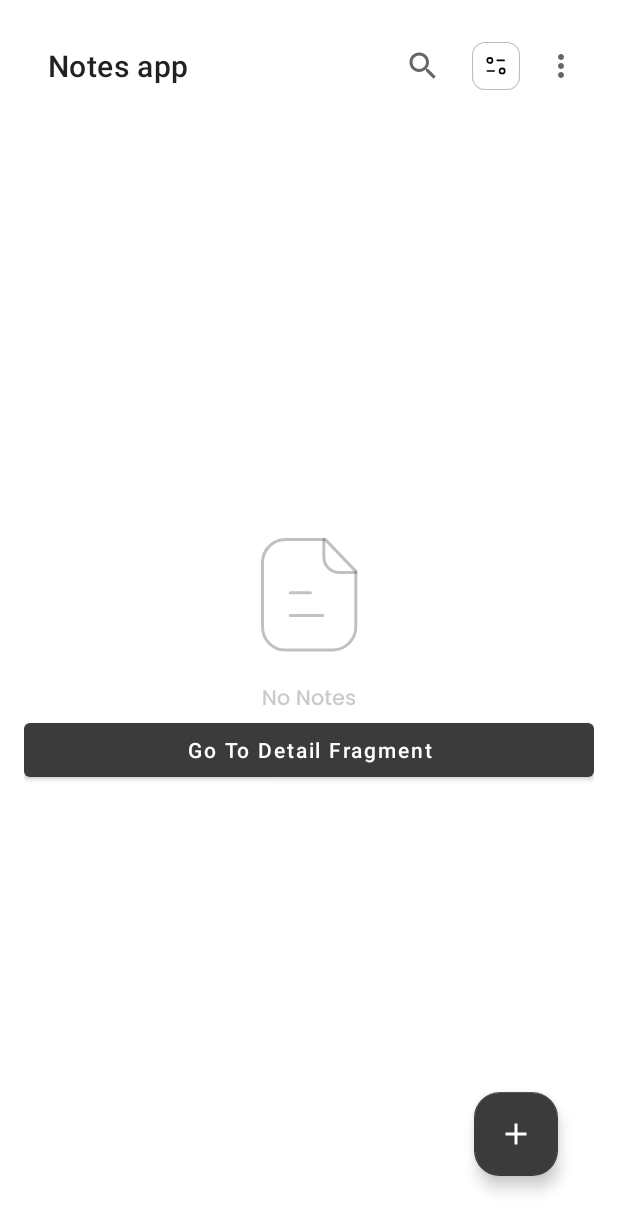
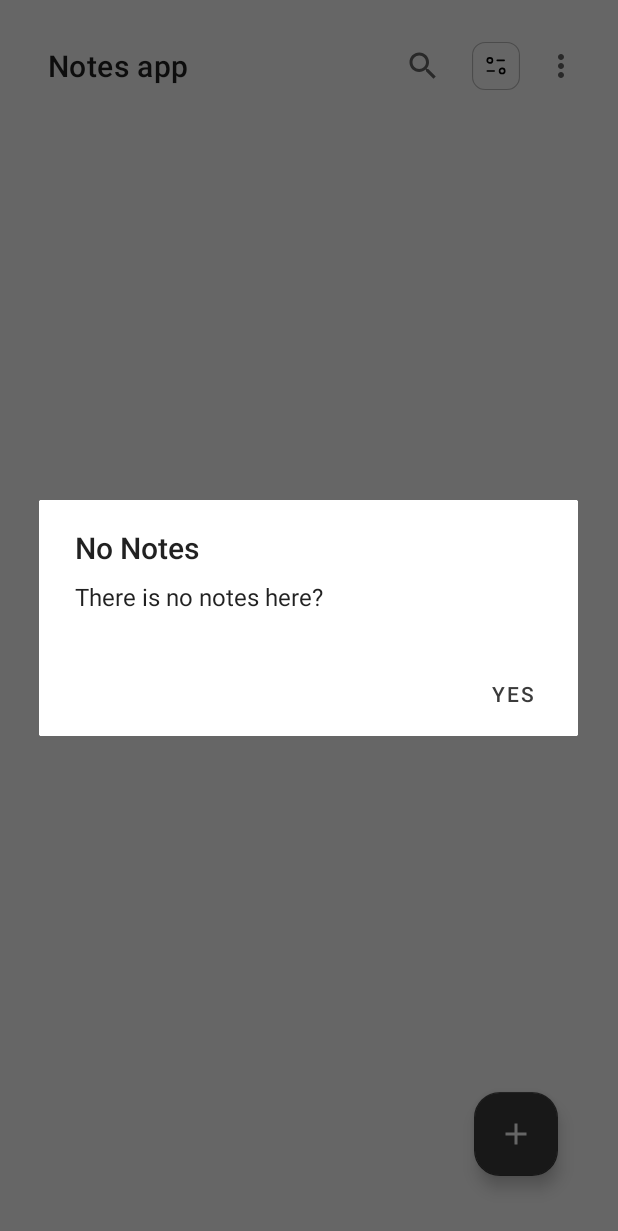
Before and after one commit to salehrashid/NoteApp, an Android app: the screen it shows after launch (MainActivity), in the options menu, after a tap on "Delete All", on a phone screen of 412 x 824 dp. Shown: the top 1231 px of the screen. Run offline under Robolectric (Android 15) with nearby library versions, the phone set to English and light mode, and no system bars; our stand-ins replace Room's generated code, navigation-ui.

Commit message:
update delete note

```diff
--- a/app/src/main/java/com/app/notesapp/data/NotesRepository.kt
+++ b/app/src/main/java/com/app/notesapp/data/NotesRepository.kt
@@ -7,8 +7,22 @@ import com.app.notesapp.data.local.room.NotesDao
 class NotesRepository(private val notesDao: NotesDao) {
 
     val getAllNotes: LiveData<List<Notes>> = notesDao.getAllNotes()
+    val sortByHighPriority: LiveData<List<Notes>> = notesDao.sortByHighPriority()
+    val sortByLowPriority: LiveData<List<Notes>> = notesDao.sortByLowPriority()
 
     suspend fun insertNotes(notes: Notes){
         notesDao.addNote(notes)
     }
+
+    fun searchNotesByQuery(query: String): LiveData<List<Notes>>{
+        return notesDao.searchNoteByQuery(query)
+    }
+
+    suspend fun deleteAllData(){
+        notesDao.deleteAllData()
+    }
+
+    suspend fun deleteNote(notes: Notes){
+        notesDao.deleteNote(notes)
+    }
 }
--- a/app/src/main/java/com/app/notesapp/data/local/room/NotesDao.kt
+++ b/app/src/main/java/com/app/notesapp/data/local/room/NotesDao.kt
@@ -2,6 +2,7 @@ package com.app.notesapp.data.local.room
 
 import androidx.lifecycle.LiveData
 import androidx.room.Dao
+import androidx.room.Delete
 import androidx.room.Insert
 import androidx.room.Query
 import com.app.notesapp.data.local.entity.Notes
@@ -13,4 +14,19 @@ interface NotesDao {
 
     @Query("SELECT * FROM tb_notes ORDER BY id ASC")
     fun getAllNotes(): LiveData<List<Notes>>
+
+    @Query("SELECT * FROM tb_notes WHERE title LIKE :query")
+    fun searchNoteByQuery(query: String): LiveData<List<Notes>>
+
+    @Query("SELECT * FROM tb_notes ORDER BY CASE WHEN priority LIKE 'H%' THEN 1 WHEN priority LIKE 'M%' THEN 2 WHEN priority LIKE 'L%' THEN 3 END")
+    fun sortByHighPriority() : LiveData<List<Notes>>
+
+    @Query("SELECT * FROM tb_notes ORDER BY CASE WHEN priority LIKE 'H%' THEN 3 WHEN priority LIKE 'M%' THEN 2 WHEN priority LIKE 'L%' THEN 1 END")
+    fun sortByLowPriority() : LiveData<List<Notes>>
+
+    @Query("DELETE FROM tb_notes")
+    suspend fun deleteAllData()
+
+    @Delete()
+    suspend fun deleteNote(notes: Notes)
 }
--- a/app/src/main/java/com/app/notesapp/presentation/home/HomeFragrment.kt
+++ b/app/src/main/java/com/app/notesapp/presentation/home/HomeFragrment.kt
@@ -1,26 +1,31 @@
 package com.app.notesapp.presentation.home
 
+import android.app.AlertDialog
 import android.os.Bundle
 import android.view.*
+import android.widget.Toast
+import androidx.appcompat.widget.SearchView
 import androidx.fragment.app.Fragment
 import androidx.fragment.app.viewModels
 import androidx.navigation.fragment.findNavController
-import androidx.navigation.ui.AppBarConfiguration
-import androidx.navigation.ui.setupWithNavController
+import androidx.recyclerview.widget.ItemTouchHelper
+import androidx.recyclerview.widget.RecyclerView
 import androidx.recyclerview.widget.StaggeredGridLayoutManager
-import com.app.notesapp.MainActivity
 import com.app.notesapp.R
 import com.app.notesapp.data.local.entity.Notes
 import com.app.notesapp.databinding.FragmentHomeBinding
 import com.app.notesapp.presentation.NotesViewModel
 import com.app.notesapp.utils.ExtensionFunctions.setActionBar
 
-class HomeFragrment : Fragment() {
+class HomeFragrment : Fragment(), SearchView.OnQueryTextListener {
     private var _binding: FragmentHomeBinding? = null
     private val binding get() = _binding as FragmentHomeBinding
 
     private val homeViewModel: NotesViewModel by viewModels()
     private val homeAdapter by lazy { HomeAdapter() }
+
+    private var _currentData: List<Notes>? = null
+    private val currentData get() = _currentData as List<Notes>
 
     override fun onCreateView(
         inflater: LayoutInflater, container: ViewGroup?,
@@ -41,9 +46,9 @@ class HomeFragrment : Fragment() {
             fabAdd.setOnClickListener {
                 findNavController().navigate(R.id.action_homeFragrment_to_addFragment2)
             }
-            btnGoToDetail.setOnClickListener {
-                findNavController().navigate(R.id.action_homeFragrment_to_detailFragment2)
-            }
+//            btnGoToDetail.setOnClickListener {
+//                findNavController().navigate(R.id.action_homeFragrment_to_detailFragment2)
+//            }
         }
 
         setUpRecyclerView()
@@ -52,10 +57,13 @@ class HomeFragrment : Fragment() {
     private fun setUpRecyclerView() {
         binding.rvNotes.apply {
             homeViewModel.getAllNotes.observe(viewLifecycleOwner) {
+                checkDataIsEmpty(it)
                 homeAdapter.setData(it)
+                _currentData = it
             }
             adapter = homeAdapter
             layoutManager = StaggeredGridLayoutManager(2, StaggeredGridLayoutManager.VERTICAL)
+            swipeToDelete(this)
         }
     }
 
@@ -74,6 +82,88 @@ class HomeFragrment : Fragment() {
     override fun onCreateOptionsMenu(menu: Menu, inflater: MenuInflater) {
         super.onCreateOptionsMenu(menu, inflater)
         inflater.inflate(R.menu.menu_home, menu)
+
+        val searchView = menu.findItem(R.id.menu_search)
+        val actionView = searchView.actionView as? SearchView
+        actionView?.setOnQueryTextListener(this)
+    }
+
+    override fun onQueryTextSubmit(query: String?): Boolean {
+        query?.let {
+            searchNote(it)
+        }
+        return true
+    }
+
+    override fun onQueryTextChange(newText: String?): Boolean {
+        newText?.let {
+            searchNote(it)
+        }
+        return true
+    }
+
+    private fun searchNote(query: String) {
+        val querySearch = "%$query%"
+        homeViewModel.searchNotesByQuery(querySearch).observe(this) {
+            homeAdapter.setData(it)
+        }
+    }
+
+    override fun onOptionsItemSelected(item: MenuItem): Boolean {
+        when (item.itemId) {
+            R.id.menu_priority_high -> homeViewModel.sortByHighPriority.observe(this) {
+                homeAdapter.setData(it)
+            }
+            R.id.menu_priority_low -> homeViewModel.sortByLowPriority.observe(this) {
+                homeAdapter.setData(it)
+            }
+            R.id.menu_delete -> confirmDeleteAllNote()
+        }
+        return super.onOptionsItemSelected(item)
+    }
+
+    private fun confirmDeleteAllNote() {
+
+        if (currentData.isEmpty()) {
+            AlertDialog.Builder(context)
+                .setTitle("No Notes")
+                .setMessage("There is no notes here?")
+                .setPositiveButton("Yes") { _, _ ->
+                }.show()
+        } else {
+            AlertDialog.Builder(context)
+                .setTitle("Delete All Note?")
+                .setMessage("Are you sure to delete your all notes?")
+                .setPositiveButton("Yes") { _, _ ->
+                    Toast.makeText(context, "Successfully to delete your note", Toast.LENGTH_SHORT)
+                        .show()
+                    homeViewModel.deleteAllData()
+                }
+                .setNegativeButton("No") { _, _ -> }
+                .setNeutralButton("Cancel") { _, _ -> }
+        }
+    }
+
+    private fun swipeToDelete(recyclerView: RecyclerView) {
+        val swipeToDelete = object : ItemTouchHelper.SimpleCallback(
+            0,
+            ItemTouchHelper.LEFT
+        ) {
+            override fun onMove(
+                recyclerView: RecyclerView,
+                viewHolder: RecyclerView.ViewHolder,
+                target: RecyclerView.ViewHolder
+            ): Boolean {
+                return false
+            }
+
+            override fun onSwiped(viewHolder: RecyclerView.ViewHolder, direction: Int) {
+                val deletedItem = homeAdapter.listNotes[viewHolder.adapterPosition]
+                homeViewModel.deleteNote(deletedItem)
+            }
+        }
+        val itemTouchHelper = ItemTouchHelper(swipeToDelete)
+        itemTouchHelper.attachToRecyclerView(recyclerView)
     }
 
     override fun onDestroyView() {
--- a/app/src/main/java/com/app/notesapp/utils/ExtensionFuntions.kt
+++ b/app/src/main/java/com/app/notesapp/utils/ExtensionFuntions.kt
@@ -1,10 +1,5 @@
 package com.app.notesapp.utils
 
-import android.content.Context
-import android.view.View
-import android.widget.AdapterView
-import androidx.cardview.widget.CardView
-import androidx.core.content.ContextCompat
 import androidx.fragment.app.FragmentActivity
 import androidx.navigation.findNavController
 import androidx.navigation.ui.AppBarConfiguration
--- a/app/src/main/res/layout/fragment_home.xml
+++ b/app/src/main/res/layout/fragment_home.xml
@@ -47,12 +47,12 @@
         app:layout_constraintStart_toStartOf="parent"
         app:layout_constraintTop_toTopOf="parent" />
 
-    <Button
-        android:id="@+id/btn_go_to_detail"
-        android:layout_width="match_parent"
-        android:layout_height="wrap_content"
-        app:layout_constraintTop_toBottomOf="@+id/img_no_data"
-        android:text="Go To Detail Fragment"
-        android:textAllCaps="false"/>
+<!--    <Button-->
+<!--        android:id="@+id/btn_go_to_detail"-->
+<!--        android:layout_width="match_parent"-->
+<!--        android:layout_height="wrap_content"-->
+<!--        app:layout_constraintTop_toBottomOf="@+id/img_no_data"-->
+<!--        android:text="Go To Detail Fragment"-->
+<!--        android:textAllCaps="false"/>-->
 
 </androidx.constraintlayout.widget.ConstraintLayout>
--- a/app/src/main/res/menu/menu_home.xml
+++ b/app/src/main/res/menu/menu_home.xml
@@ -14,6 +14,9 @@
         android:title="@string/txt_sort"
         app:showAsAction="ifRoom">
         <menu>
+            <group android:checkableBehavior="single">
+                <item android:title="@string/txt_sort">
+                    <menu>
                         <item
                             android:id="@+id/menu_priority_high"
                             android:title="@string/txt_priority_high" />
@@ -22,6 +25,10 @@
                             android:title="@string/txt_priority_low" />
                     </menu>
                 </item>
+
+            </group>
+        </menu>
+    </item>
     <item
         android:id="@+id/menu_delete"
         android:title="@string/txt_delete_all"
--- a/app/src/main/res/values/strings.xml
+++ b/app/src/main/res/values/strings.xml
@@ -13,8 +13,8 @@
     <string name="txt_detail">Detail</string>
     <string name="txt_search">search</string>
     <string name="txt_sort">sort</string>
-    <string name="txt_priority_low">Priority low</string>
-    <string name="txt_priority_high">Priority high</string>
+    <string name="txt_priority_low">Sort by Priority low</string>
+    <string name="txt_priority_high">Sort by Priority high</string>
     <string name="txt_delete_all">Delete All</string>
     <string name="txt_save">Save</string>
     <string name="txt_edit">edit</string>
```
Also changed, not shown: app/src/main/java/com/app/notesapp/presentation/NotesViewModel.kt (+17 -0 lines). Lines whose indentation alone changed are shown as unchanged.
